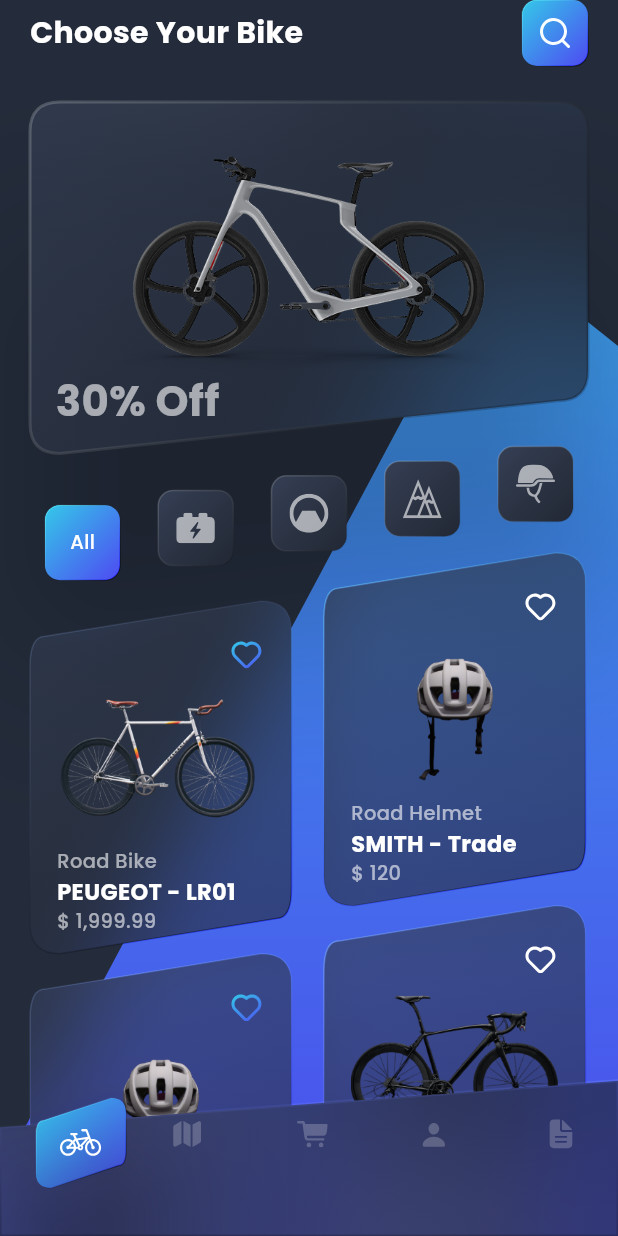
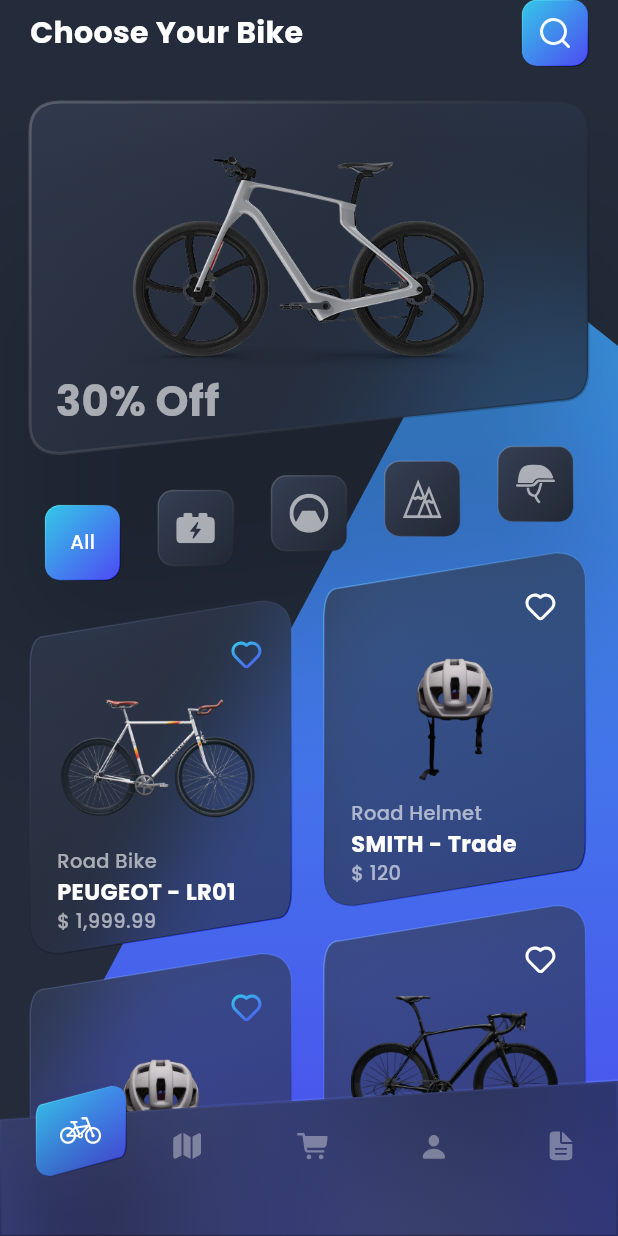
Before and after one commit to jabguru/Bike-Shopping, a Flutter app: the screen it shows after launch, on a phone screen of 412 x 824 dp. Run offline on Flutter 3.47's test engine with Material 3 defaults, Android fonts, the phone set to English and light mode, and no system bars; our stand-ins replace flutter_svg, vector_graphics.

Commit message:
finished nav bar

```diff
--- a/lib/widgets/bottom_nav_bar.dart
+++ b/lib/widgets/bottom_nav_bar.dart
@@ -83,6 +83,7 @@
       width: double.infinity,
       child: Stack(
         fit: StackFit.expand,
+        clipBehavior: Clip.none,
         children: [
           ClipPath(
             clipper: BottomNavClipper(),
@@ -106,14 +107,14 @@
             builder: (context, child) {
               return Positioned(
                 left: 24 + _getCurrentPosition(context),
-                bottom: 32,
+                bottom: 40,
                 child: CustomContainer(
                   hasStroke: true,
                   isCentered: true,
                   hasShadow: true,
                   radius: 10.0,
                   gradient: AppTheme.linearGradient,
-                  skewRatio: 0.75,
+                  skewRatio: 0.80,
                   child: _getSelectedIcon().svg(
                     colorFilter: ColorFilter.mode(
                       Colors.white,
@@ -125,7 +126,7 @@
             },
           ),
           Padding(
-            padding: const EdgeInsets.symmetric(horizontal: 24.0),
+            padding: const EdgeInsets.fromLTRB(24.0, 16.0, 24.0, 0.0),
             child: Row(
               mainAxisSize: MainAxisSize.min,
               mainAxisAlignment: MainAxisAlignment.spaceBetween,
@@ -238,7 +239,7 @@
 
 Path _getNavBarPath(Size size) {
   final path = Path()
-    ..moveTo(0, size.height * 0.30)
+    ..moveTo(0, size.height * 0.25)
     ..lineTo(size.width, 0)
     ..lineTo(size.width, size.height)
     ..lineTo(0, size.height)
```
Also changed, not shown: assets/images/nav-bar-icons/cart.svg, assets/images/nav-bar-icons/doc.svg, assets/images/nav-bar-icons/map.svg, assets/images/nav-bar-icons/person.svg.
